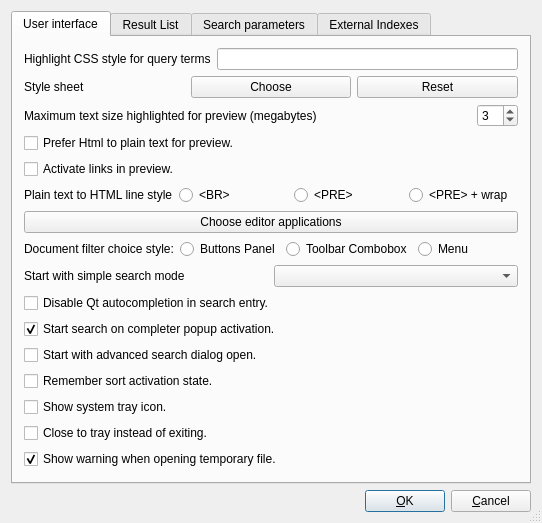
Before: the Qt Designer form dep/recoll/qtgui/uiprefs.ui in eugeneia/recall, drawn with Qt 5.
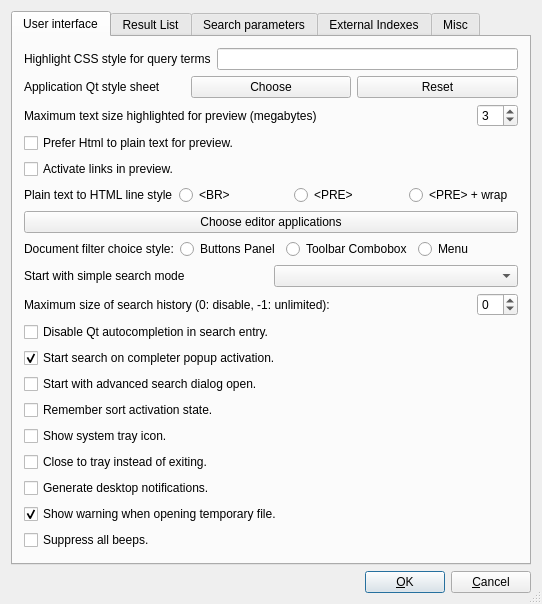
After: the same form once the commit is applied.

What changed in the file:
```diff
--- a/dep/recoll/qtgui/uiprefs.ui
+++ b/dep/recoll/qtgui/uiprefs.ui
@@ -18,8 +18,6 @@
   </property>
   <layout class="QVBoxLayout">
    <item>
-    <layout class="QVBoxLayout">
-     <item>
       <widget class="QTabWidget" name="tabWidget">
        <property name="currentIndex">
         <number>0</number>
@@ -63,7 +61,7 @@
              <item>
               <widget class="QLabel" name="tLSTL">
                <property name="text">
-                <string>Style sheet</string>
+               <string>Application Qt style sheet</string>
                </property>
                <property name="wordWrap">
                 <bool>false</bool>
@@ -260,6 +258,39 @@
              </item>
             </layout>
            </item>
+          <item>
+           <layout class="QHBoxLayout">
+            <item>
+             <widget class="QLabel" name="hsLBL">
+              <property name="sizePolicy">
+               <sizepolicy hsizetype="Preferred" vsizetype="Preferred">
+                <horstretch>1</horstretch>
+                <verstretch>0</verstretch>
+               </sizepolicy>
+              </property>
+              <property name="toolTip">
+               <string>Limit the size of the search history. Use 0 to disable, -1 for unlimited.</string>
+              </property>
+              <property name="text">
+               <string>Maximum size of search history (0: disable, -1: unlimited):</string>
+              </property>
+              <property name="wordWrap">
+               <bool>false</bool>
+              </property>
+             </widget>
+            </item>
+            <item>
+             <widget class="QSpinBox" name="maxHistSizeSB">
+              <property name="minimum">
+               <number>-1</number>
+              </property>
+              <property name="value">
+               <number>0</number>
+              </property>
+             </widget>
+            </item>
+           </layout>
+          </item>
            <item>
             <widget class="QCheckBox" name="ssNoCompleteCB">
              <property name="text">
@@ -320,6 +351,16 @@
              </property>
             </widget>
            </item>
+          <item>
+           <widget class="QCheckBox" name="trayMessagesCB">
+            <property name="text">
+             <string>Generate desktop notifications.</string>
+            </property>
+            <property name="checked">
+             <bool>false</bool>
+            </property>
+           </widget>
+          </item>
            <item>
             <widget class="QCheckBox" name="showTempFileWarningCB">
              <property name="text">
@@ -330,6 +371,16 @@
              </property>
             </widget>
            </item>
+          <item>
+           <widget class="QCheckBox" name="noBeepsCB">
+            <property name="text">
+             <string>Suppress all beeps.</string>
+            </property>
+            <property name="checked">
+             <bool>false</bool>
+            </property>
+           </widget>
+          </item>
            <item>
             <spacer name="spacer4">
              <property name="orientation">
@@ -970,6 +1021,37 @@
          </item>
         </layout>
        </widget>
+      <widget class="QWidget" name="tab_3">
+       <attribute name="title">
+        <string>Misc</string>
+       </attribute>
+       <layout class="QVBoxLayout" name="verticalLayout_3">
+        <item>
+         <layout class="QVBoxLayout" name="verticalLayout_2">
+          <item>
+           <widget class="QCheckBox" name="anchorTamilHackCB">
+            <property name="text">
+             <string>Work around QTBUG-78923 by inserting space before anchor text</string>
+            </property>
+           </widget>
+          </item>
+          <item>
+           <spacer name="verticalSpacer_2">
+            <property name="orientation">
+             <enum>Qt::Vertical</enum>
+            </property>
+            <property name="sizeHint" stdset="0">
+             <size>
+              <width>20</width>
+              <height>40</height>
+             </size>
+            </property>
+           </spacer>
+          </item>
+         </layout>
+        </item>
+       </layout>
+      </widget>
       </widget>
      </item>
      <item>
@@ -1024,8 +1106,6 @@
           <bool>true</bool>
          </property>
         </widget>
-       </item>
-      </layout>
      </item>
     </layout>
    </item>
```
Left out of the diff: 64 changed lines with no effect on the pictures. Lines whose indentation alone changed are shown as unchanged.
